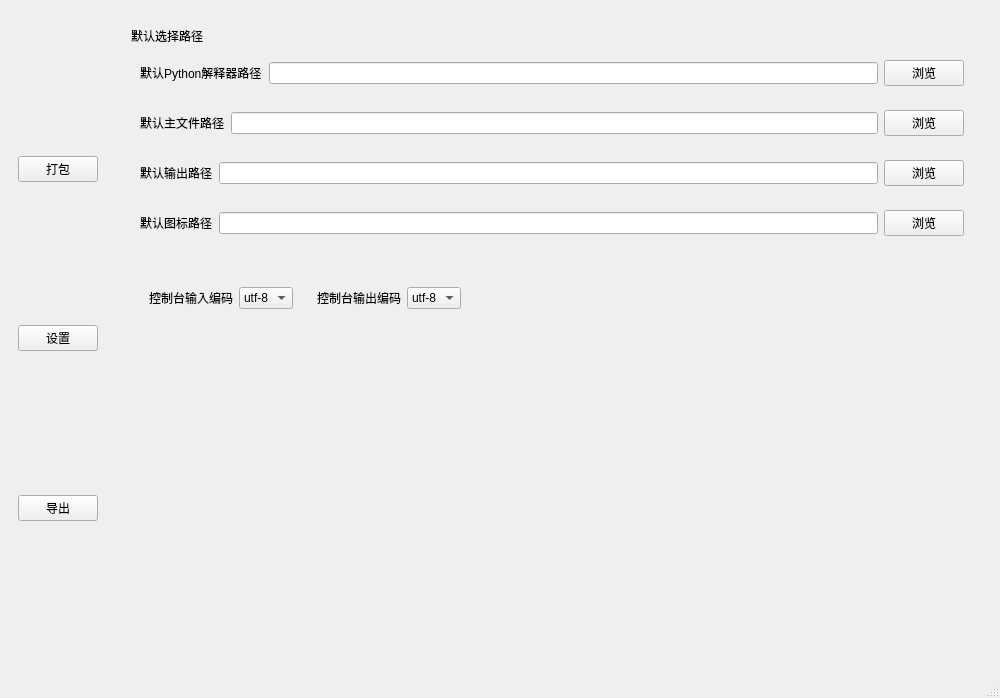
Old version of the form forms/mainwindow.ui in the repository Redrch/NuitkaStudio.
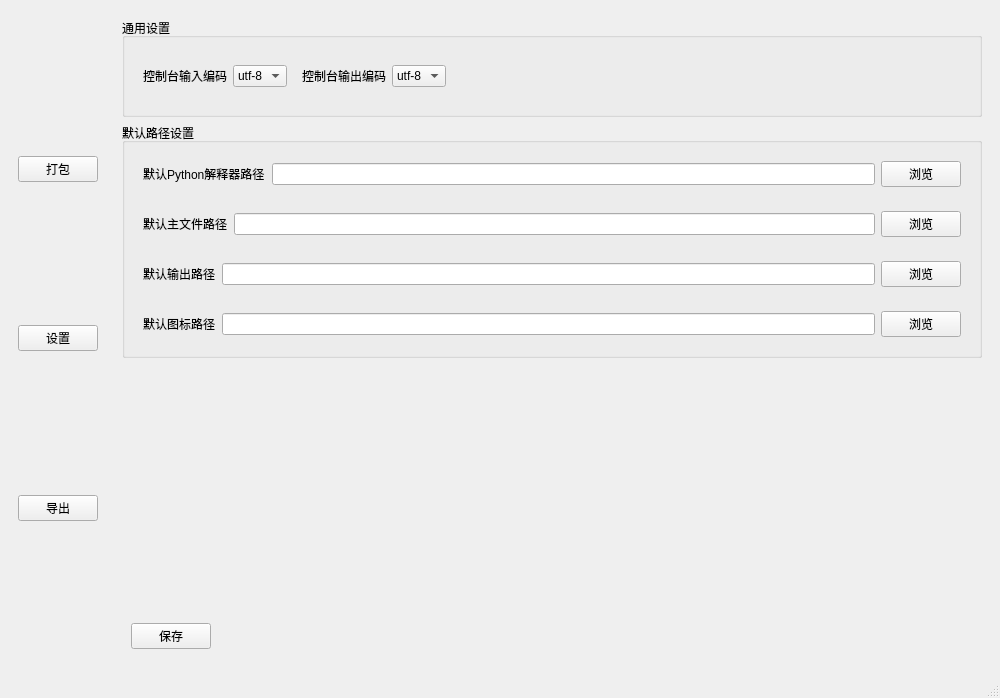
New version of the form.

Commit message: 完成了设置功能

Diff of the .ui file:
```diff
--- a/forms/mainwindow.ui
+++ b/forms/mainwindow.ui
@@ -517,15 +517,103 @@
       <widget class="QWidget" name="settings_page">
        <layout class="QVBoxLayout" name="verticalLayout_9">
         <item>
-         <widget class="QWidget" name="defaultPathWidget" native="true">
-          <layout class="QVBoxLayout" name="verticalLayout_10">
+         <widget class="QGroupBox" name="generalSettings">
+          <property name="title">
+           <string>通用设置</string>
+          </property>
+          <layout class="QVBoxLayout" name="verticalLayout_12">
            <item>
-            <widget class="QLabel" name="label_5">
-             <property name="text">
-              <string>默认选择路径</string>
-             </property>
+            <widget class="QWidget" name="consoleInputEncodingWidget" native="true">
+             <layout class="QHBoxLayout" name="horizontalLayout_21">
+              <item>
+               <widget class="QLabel" name="label_11">
+                <property name="text">
+                 <string>控制台输入编码</string>
+                </property>
+               </widget>
+              </item>
+              <item>
+               <widget class="QComboBox" name="consoleInputEncodingCombo">
+                <property name="currentText">
+                 <string>utf-8</string>
+                </property>
+                <property name="currentIndex">
+                 <number>0</number>
+                </property>
+                <item>
+                 <property name="text">
+                  <string>utf-8</string>
+                 </property>
+                </item>
+                <item>
+                 <property name="text">
+                  <string>gbk</string>
+                 </property>
+                </item>
+                <item>
+                 <property name="text">
+                  <string>ascii</string>
+                 </property>
+                </item>
+               </widget>
+              </item>
+              <item>
+               <widget class="QWidget" name="consoleOutputEncodingWidget" native="true">
+                <layout class="QHBoxLayout" name="horizontalLayout_20">
+                 <item>
+                  <widget class="QLabel" name="label_10">
+                   <property name="text">
+                    <string>控制台输出编码</string>
+                   </property>
+                  </widget>
+                 </item>
+                 <item>
+                  <widget class="QComboBox" name="consoleOutputEncodingCombo">
+                   <item>
+                    <property name="text">
+                     <string>utf-8</string>
+                    </property>
+                   </item>
+                   <item>
+                    <property name="text">
+                     <string>gbk</string>
+                    </property>
+                   </item>
+                   <item>
+                    <property name="text">
+                     <string>ascii</string>
+                    </property>
+                   </item>
+                  </widget>
+                 </item>
+                </layout>
+               </widget>
+              </item>
+              <item>
+               <spacer name="horizontalSpacer_3">
+                <property name="orientation">
+                 <enum>Qt::Horizontal</enum>
+                </property>
+                <property name="sizeHint" stdset="0">
+                 <size>
+                  <width>40</width>
+                  <height>20</height>
+                 </size>
+                </property>
+               </spacer>
+              </item>
+             </layout>
             </widget>
            </item>
+          </layout>
+         </widget>
+        </item>
+        <item>
+         <widget class="QGroupBox" name="defaultPath">
+          <property name="title">
+           <string>默认路径设置</string>
+          </property>
+          <layout class="QVBoxLayout" name="verticalLayout_13">
            <item>
             <widget class="QWidget" name="defaultPyPathWidget" native="true">
              <layout class="QHBoxLayout" name="horizontalLayout_16">
@@ -596,7 +684,7 @@
             </widget>
            </item>
            <item>
-            <widget class="QWidget" name="defaultIconPathWidget_4" native="true">
+            <widget class="QWidget" name="defaultIconPathWidget" native="true">
              <layout class="QHBoxLayout" name="horizontalLayout_19">
               <item>
                <widget class="QLabel" name="label_9">
@@ -624,89 +712,6 @@
         <item>
          <widget class="QWidget" name="widget" native="true">
           <layout class="QVBoxLayout" name="verticalLayout_11">
-           <item>
-            <widget class="QWidget" name="widget_9" native="true">
-             <layout class="QHBoxLayout" name="horizontalLayout_22">
-              <item>
-               <widget class="QWidget" name="consoleInputEncodingWidget" native="true">
-                <layout class="QHBoxLayout" name="horizontalLayout_21">
-                 <item>
-                  <widget class="QLabel" name="label_11">
-                   <property name="text">
-                    <string>控制台输入编码</string>
-                   </property>
-                  </widget>
-                 </item>
-                 <item>
-                  <widget class="QComboBox" name="consoleInputEncodingCombo">
-                   <item>
-                    <property name="text">
-                     <string>utf-8</string>
-                    </property>
-                   </item>
-                   <item>
-                    <property name="text">
-                     <string>gbk</string>
-                    </property>
-                   </item>
-                   <item>
-                    <property name="text">
-                     <string>ascii</string>
-                    </property>
-                   </item>
-                  </widget>
-                 </item>
-                </layout>
-               </widget>
-              </item>
-              <item>
-               <widget class="QWidget" name="consoleOutputEncodingWidget" native="true">
-                <layout class="QHBoxLayout" name="horizontalLayout_20">
-                 <item>
-                  <widget class="QLabel" name="label_10">
-                   <property name="text">
-                    <string>控制台输出编码</string>
-                   </property>
-                  </widget>
-                 </item>
-                 <item>
-                  <widget class="QComboBox" name="consoleOutputEncodingCombo">
-                   <item>
-                    <property name="text">
-                     <string>utf-8</string>
-                    </property>
-                   </item>
-                   <item>
-                    <property name="text">
-                     <string>gbk</string>
-                    </property>
-                   </item>
-                   <item>
-                    <property name="text">
-                     <string>ascii</string>
-                    </property>
-                   </item>
-                  </widget>
-                 </item>
-                </layout>
-               </widget>
-              </item>
-              <item>
-               <spacer name="horizontalSpacer_3">
-                <property name="orientation">
-                 <enum>Qt::Horizontal</enum>
-                </property>
-                <property name="sizeHint" stdset="0">
-                 <size>
-                  <width>40</width>
-                  <height>20</height>
-                 </size>
-                </property>
-               </spacer>
-              </item>
-             </layout>
-            </widget>
-           </item>
            <item>
             <spacer name="verticalSpacer_7">
              <property name="orientation">
@@ -723,6 +728,32 @@
           </layout>
          </widget>
         </item>
+        <item>
+         <widget class="QWidget" name="widget_9" native="true">
+          <layout class="QHBoxLayout" name="horizontalLayout_22">
+           <item>
+            <widget class="QPushButton" name="saveSettingsBtn">
+             <property name="text">
+              <string>保存</string>
+             </property>
+            </widget>
+           </item>
+           <item>
+            <spacer name="horizontalSpacer_4">
+             <property name="orientation">
+              <enum>Qt::Horizontal</enum>
+             </property>
+             <property name="sizeHint" stdset="0">
+              <size>
+               <width>40</width>
+               <height>20</height>
+              </size>
+             </property>
+            </spacer>
+           </item>
+          </layout>
+         </widget>
+        </item>
        </layout>
       </widget>
       <widget class="QWidget" name="export_page">
```
Left out of the diff: 4 changed lines with no effect on the pictures. The commit also changes 7 other files.
